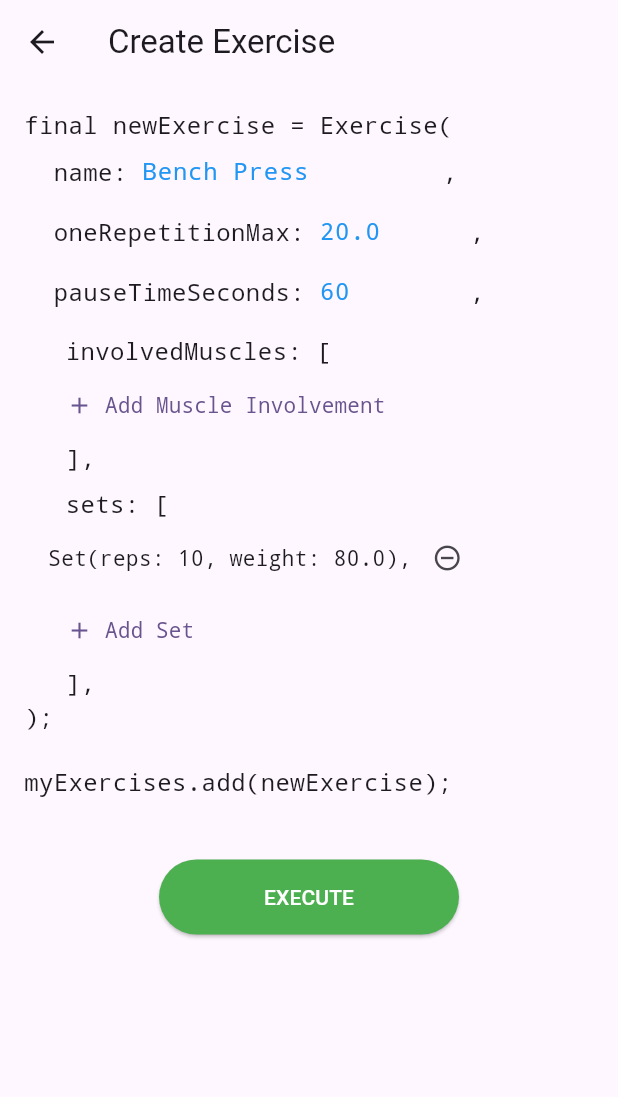
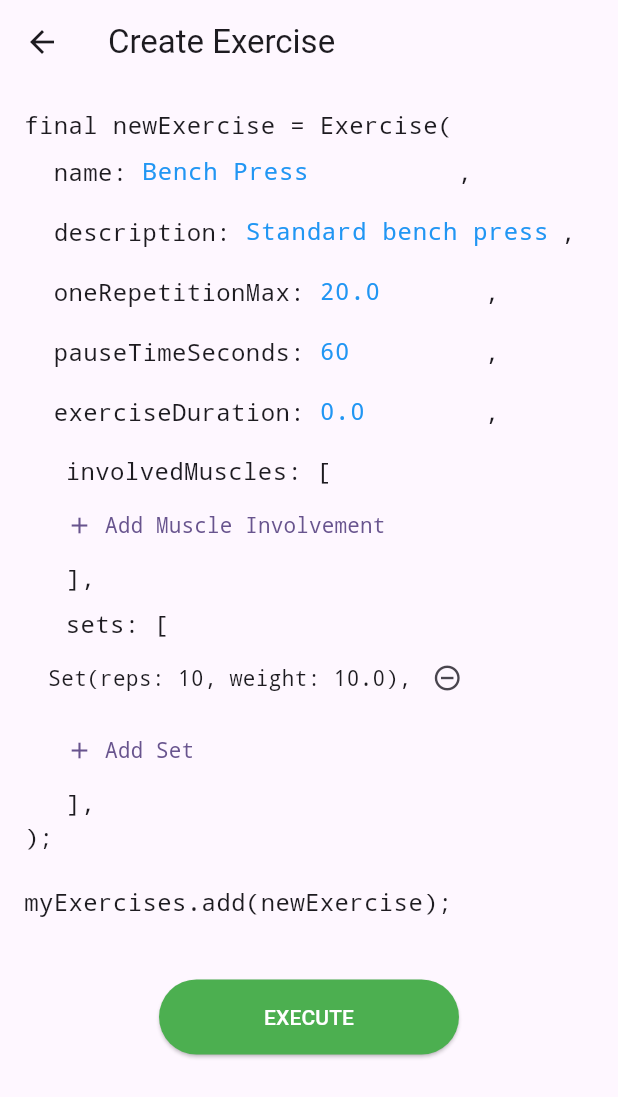
Before and after one commit to Sankorian/workout-creator-project, a Flutter app: the CreateExerciseScreen screen opened directly with empty values, on a phone screen of 412 x 824 dp. Shown: the top 1097 px of the screen. Run offline on Flutter 3.47's test engine with Material 3 defaults, Android fonts, the phone set to English and light mode, and no system bars.

Commit message:
Add description and duration fields to exercise and workout models

```diff
--- a/lib/models/exercise.dart
+++ b/lib/models/exercise.dart
@@ -50,33 +50,40 @@ class ExerciseSet {
 class Exercise {
   final String id;
   String name;
+  String description;
   List<Inv> involvedMuscles;
   double oneRepetitionMax; // in kg (All-time best)
   List<ExerciseSet> sets;
   int pauseTimeSeconds;
+  double exerciseDuration; // in minutes
 
   Exercise({
     String? id,
     required this.name,
+    this.description = '',
     required this.involvedMuscles,
     required this.oneRepetitionMax,
     required this.sets,
     this.pauseTimeSeconds = 60,
+    this.exerciseDuration = 0.0,
   }) : id = id ?? DateTime.now().microsecondsSinceEpoch.toString();
 
   Map<String, dynamic> toJson() => {
     'id': id,
     'name': name,
+    'description': description,
     'involvedMuscles': involvedMuscles.map((i) => i.toJson()).toList(),
     'oneRepetitionMax': oneRepetitionMax,
     'sets': sets.map((s) => s.toJson()).toList(),
     'pauseTimeSeconds': pauseTimeSeconds,
+    'exerciseDuration': exerciseDuration,
   };
 
   factory Exercise.fromJson(Map<String, dynamic> json, List<Muscle> availableMuscles) {
     return Exercise(
       id: json['id'],
       name: json['name'],
+      description: json['description'] ?? '',
       involvedMuscles: (json['involvedMuscles'] as List)
           .map((i) => Inv.fromJson(i, availableMuscles))
           .toList(),
@@ -85,6 +92,7 @@ class Exercise {
           .map((s) => ExerciseSet.fromJson(s))
           .toList(),
       pauseTimeSeconds: json['pauseTimeSeconds'],
+      exerciseDuration: (json['exerciseDuration'] ?? 0.0).toDouble(),
     );
   }
 
--- a/lib/models/muscle.dart
+++ b/lib/models/muscle.dart
@@ -6,7 +6,6 @@ class Muscle {
   double growthLevel;
   double recoveryTime;
   double decayStartTime;
-  double decayInterval;
   DateTime? lastTrained;
   DateTime? lastDecayed;
   Set<GrowthRule> growthRules;
@@ -18,7 +17,6 @@ class Muscle {
     this.growthLevel = 0,
     this.recoveryTime = 2,
     this.decayStartTime = 10,
-    this.decayInterval = 5,
     this.lastTrained,
     this.lastDecayed,
     Set<GrowthRule>? growthRules,
@@ -34,7 +32,6 @@ class Muscle {
     'growthLevel': growthLevel,
     'recoveryTime': recoveryTime,
     'decayStartTime': decayStartTime,
-    'decayInterval': decayInterval,
     'lastTrained': lastTrained?.toIso8601String(),
     'lastDecayed': lastDecayed?.toIso8601String(),
     'growthRules': growthRules.map((r) => r.name).toList(),
@@ -48,7 +45,6 @@ class Muscle {
       growthLevel: json['growthLevel'].toDouble(),
       recoveryTime: json['recoveryTime'].toDouble(),
       decayStartTime: json['decayStartTime'].toDouble(),
-      decayInterval: json['decayInterval'].toDouble(),
       lastTrained: json['lastTrained'] != null ? DateTime.parse(json['lastTrained']) : null,
       lastDecayed: json['lastDecayed'] != null ? DateTime.parse(json['lastDecayed']) : null,
       growthRules: (json['growthRules'] as List).map((n) => GrowthRule.fromName(n)!).toSet(),
--- a/lib/models/workout.dart
+++ b/lib/models/workout.dart
@@ -12,6 +12,7 @@ enum WorkoutModus {
 class Workout {
   final String id;
   String name;
+  String description;
 
   /// A workout consists of a list of batches.
   /// Each batch is a list of exercises.
@@ -28,6 +29,7 @@ class Workout {
   Workout({
     String? id,
     required this.name,
+    this.description = '',
     required this.batches,
     this.randomBatchOrder = false,
     this.modus = WorkoutModus.strict,
@@ -36,6 +38,7 @@ class Workout {
   Map<String, dynamic> toJson() => {
     'id': id,
     'name': name,
+    'description': description,
     'batches': batches
         .map((batch) => batch.map((e) => e.toJson()).toList())
         .toList(),
@@ -47,6 +50,7 @@ class Workout {
     return Workout(
       id: json['id'],
       name: json['name'],
+      description: json['description'] ?? '',
       batches: (json['batches'] as List)
           .map((batch) => (batch as List)
               .map((e) => Exercise.fromJson(e, availableMuscles))
--- a/lib/screens/create_exercise_screen.dart
+++ b/lib/screens/create_exercise_screen.dart
@@ -22,8 +22,10 @@ class _CreateExerciseScreenState extends State<CreateExerciseScreen> {
   final _formKey = GlobalKey<FormState>();
 
   late final TextEditingController _nameController;
+  late final TextEditingController _descriptionController;
   late final TextEditingController _oneRepMaxController;
   late final TextEditingController _pauseTimeController;
+  late final TextEditingController _durationController;
 
   final List<Inv> _involvedMuscles = [];
   final List<ExerciseSet> _sets = [];
@@ -36,22 +38,26 @@ class _CreateExerciseScreenState extends State<CreateExerciseScreen> {
     super.initState();
     final e = widget.exerciseToEdit;
     _nameController = TextEditingController(text: e?.name ?? 'Bench Press');
+    _descriptionController = TextEditingController(text: e?.description ?? 'Standard bench press exercise');
     _oneRepMaxController = TextEditingController(text: (e?.oneRepetitionMax ?? 20.0).toString());
     _pauseTimeController = TextEditingController(text: (e?.pauseTimeSeconds ?? 60).toString());
+    _durationController = TextEditingController(text: (e?.exerciseDuration ?? 0.0).toString());
 
     if (e != null) {
       _involvedMuscles.addAll(e.involvedMuscles);
       _sets.addAll(e.sets);
     } else {
-      _sets.add(ExerciseSet(repetitions: 10, weight: 80.0));
+      _sets.add(ExerciseSet(repetitions: 10, weight: 10.0));
     }
   }
 
   @override
   void dispose() {
     _nameController.dispose();
+    _descriptionController.dispose();
     _oneRepMaxController.dispose();
     _pauseTimeController.dispose();
+    _durationController.dispose();
     super.dispose();
   }
 
@@ -68,7 +74,7 @@ class _CreateExerciseScreenState extends State<CreateExerciseScreen> {
           children: [
             Text(prefix, style: const TextStyle(fontFamily: 'monospace', fontSize: 16)),
             input,
-            Text(_isEditing || _isViewing ? ';' : ',', style: const TextStyle(fontFamily: 'monospace', fontSize: 16)),
+            Text(_isEditing || _isViewing ? ' ;' : ' ,', style: const TextStyle(fontFamily: 'monospace', fontSize: 16)),
           ],
         ),
       ),
@@ -99,6 +105,16 @@ class _CreateExerciseScreenState extends State<CreateExerciseScreen> {
                         style: const TextStyle(color: Colors.blue, fontFamily: 'monospace'),
                       ),
                     )),
+                _buildCodeLine('description', _isViewing
+                  ? Text('"${_descriptionController.text}"', style: const TextStyle(color: Colors.brown, fontFamily: 'monospace', fontSize: 16))
+                  : SizedBox(
+                      width: 200,
+                      child: TextFormField(
+                        controller: _descriptionController,
+                        decoration: const InputDecoration(isDense: true, border: InputBorder.none),
+                        style: const TextStyle(color: Colors.blue, fontFamily: 'monospace'),
+                      ),
+                    )),
                 _buildCodeLine('oneRepetitionMax', _isViewing
                   ? Text(_oneRepMaxController.text, style: const TextStyle(color: Colors.blue, fontFamily: 'monospace', fontSize: 16))
                   : SizedBox(
@@ -116,6 +132,17 @@ class _CreateExerciseScreenState extends State<CreateExerciseScreen> {
                       width: 100,
                       child: TextFormField(
                         controller: _pauseTimeController,
+                        keyboardType: TextInputType.number,
+                        decoration: const InputDecoration(isDense: true, border: InputBorder.none),
+                        style: const TextStyle(color: Colors.blue, fontFamily: 'monospace'),
+                      ),
+                    )),
+                _buildCodeLine('exerciseDuration', _isViewing
+                  ? Text(_durationController.text, style: const TextStyle(color: Colors.blue, fontFamily: 'monospace', fontSize: 16))
+                  : SizedBox(
+                      width: 100,
+                      child: TextFormField(
+                        controller: _durationController,
                         keyboardType: TextInputType.number,
                         decoration: const InputDecoration(isDense: true, border: InputBorder.none),
                         style: const TextStyle(color: Colors.blue, fontFamily: 'monospace'),
@@ -219,8 +246,10 @@ class _CreateExerciseScreenState extends State<CreateExerciseScreen> {
                           final exercise = Exercise(
                             id: widget.exerciseToEdit?.id,
                             name: _nameController.text,
+                            description: _descriptionController.text,
                             oneRepetitionMax: double.tryParse(_oneRepMaxController.text) ?? 0.0,
                             pauseTimeSeconds: int.tryParse(_pauseTimeController.text) ?? 60,
+                            exerciseDuration: double.tryParse(_durationController.text) ?? 0.0,
                             involvedMuscles: List.from(_involvedMuscles),
                             sets: List.from(_sets),
                           );
@@ -292,7 +321,7 @@ class _CreateExerciseScreenState extends State<CreateExerciseScreen> {
 
   void _showAddSetDialog() {
     final repsController = TextEditingController(text: '10');
-    final weightController = TextEditingController(text: '80.0');
+    final weightController = TextEditingController(text: '10.0');
 
     showDialog(
       context: context,
@@ -312,7 +341,7 @@ class _CreateExerciseScreenState extends State<CreateExerciseScreen> {
               onPressed: () {
                 setState(() => _sets.add(ExerciseSet(
                   repetitions: int.tryParse(repsController.text) ?? 10,
-                  weight: double.tryParse(weightController.text) ?? 0.0,
+                  weight: double.tryParse(weightController.text) ?? 10.0,
                 )));
                 Navigator.pop(context);
               },
--- a/lib/screens/item_management_screen.dart
+++ b/lib/screens/item_management_screen.dart
@@ -177,7 +177,6 @@ class _ItemManagementScreenState<T> extends State<ItemManagementScreen<T>> {
                           growthLevel: original.growthLevel,
                           recoveryTime: original.recoveryTime,
                           decayStartTime: original.decayStartTime,
-                          decayInterval: original.decayInterval,
                           growthRules: Set.from(original.growthRules),
                           decayRules: Set.from(original.decayRules),
                         );
--- a/lib/screens/workout_execution_screen.dart
+++ b/lib/screens/workout_execution_screen.dart
@@ -159,6 +159,17 @@ class _WorkoutExecutionScreenState extends State<WorkoutExecutionScreen> {
             children: [
               Text(exercise.name,
                   style: const TextStyle(fontFamily: 'monospace', fontSize: 18)),
+              if (exercise.description.trim().isNotEmpty) ...[
+                const SizedBox(height: 8),
+                Text(
+                  exercise.description,
+                  style: const TextStyle(
+                    fontFamily: 'monospace',
+                    fontSize: 14,
+                    color: Colors.grey,
+                  ),
+                ),
+              ],
               const SizedBox(height: 30),
 
               // Lineless Table Header
```
Also changed, not shown: lib/screens/create_muscle_screen.dart (+2 -16 lines), lib/screens/create_workout_screen.dart (+17 -1 lines).
